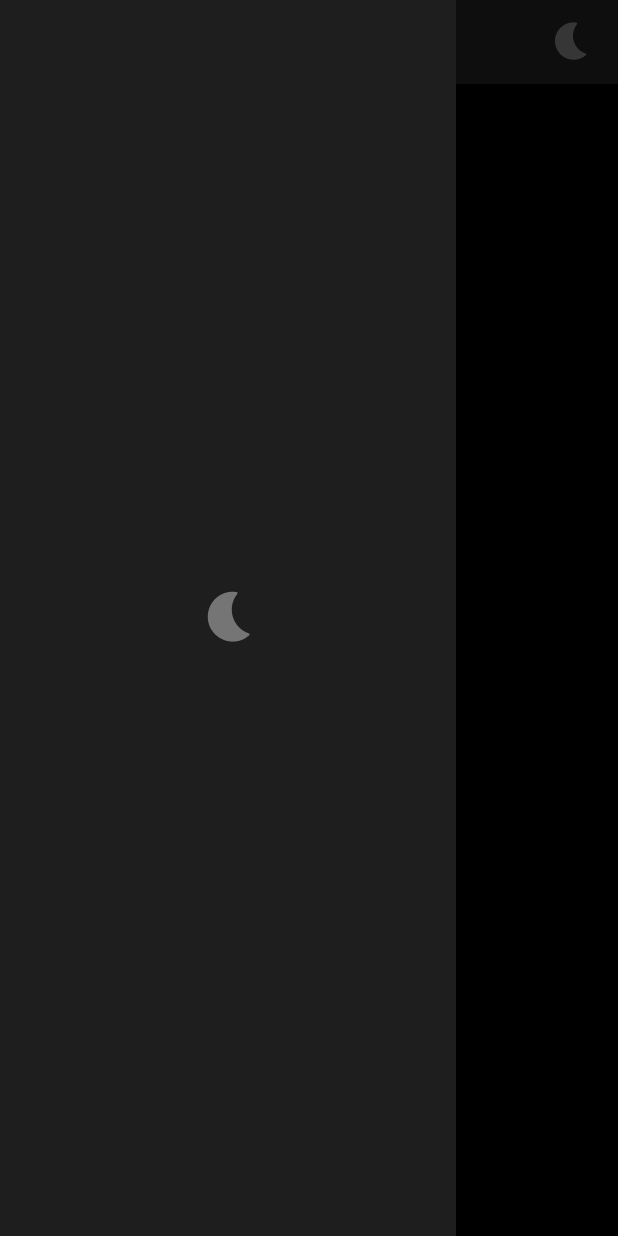
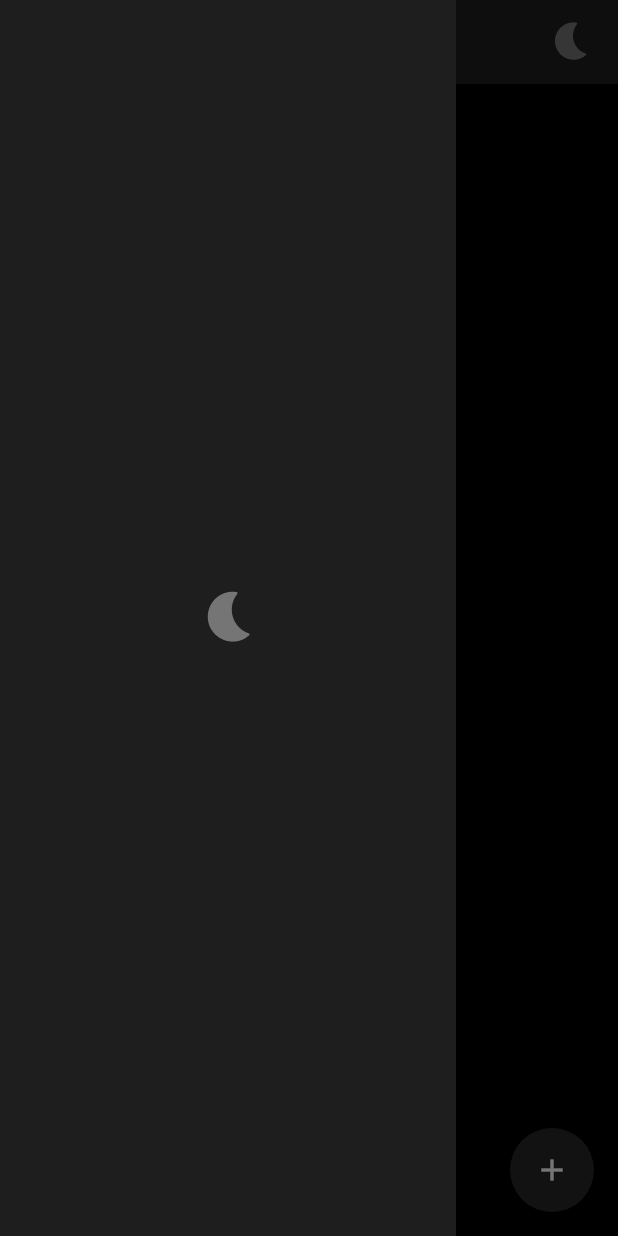
Before and after one commit to Zimil-Patel/minimal_habit_tracker, a Flutter app: the screen it shows after launch, with the side drawer open, on a phone screen of 412 x 824 dp. Run offline on Flutter 3.47's test engine with Material 3 defaults, Android fonts, the phone set to English and light mode, and no system bars; our stand-ins replace isar, shared_preferences; accounts and stored records are empty; generated files the repository leaves out were written again.

Commit message:
28-05-2024

```diff
--- a/lib/pages/home_page.dart
+++ b/lib/pages/home_page.dart
@@ -1,6 +1,6 @@
 import 'package:flutter/material.dart';
-import 'package:minimal_habi_tracker/pages/components/app_bar.dart';
-import 'package:minimal_habi_tracker/pages/components/side_drawer.dart';
+import 'package:minimal_habi_tracker/components/app_bar.dart';
+import 'package:minimal_habi_tracker/components/side_drawer.dart';
 
 class HomePage extends StatelessWidget {
   const HomePage({super.key});
@@ -11,8 +11,22 @@ class HomePage extends StatelessWidget {
 
     return Scaffold(
       key: scaffoldKey,
+      // APPBAR
       appBar: apppBar(scaffoldKey),
+
+      // DRAWER
       drawer: const SideDrawer(),
+
+      // FLAOTING ACTION BUTTON
+      floatingActionButton: FloatingActionButton(
+        backgroundColor: Theme.of(context).colorScheme.tertiary,
+        onPressed: () {},
+        shape: const CircleBorder(),
+        child: Icon(
+          Icons.add,
+          color: Theme.of(context).colorScheme.onSurface,
+        ),
+      ),
     );
   }
 }
--- a/lib/theme/dark_theme_data.dart
+++ b/lib/theme/dark_theme_data.dart
@@ -9,6 +9,7 @@ ThemeData darkTheme = ThemeData(
     tertiary: const Color(0xff272727),
     inversePrimary: const Color.fromARGB(255, 247, 95, 95),
     surface: const Color(0xff1e1e1e),
+    onSurface: Colors.white,
   ),
 
   // BY DEFAULT APP BAR THEME
--- a/lib/theme/light_theme_data.dart
+++ b/lib/theme/light_theme_data.dart
@@ -9,6 +9,7 @@ ThemeData lightTheme = ThemeData(
     tertiary: Colors.white,
     inversePrimary: Colors.grey.shade900,
     surface: const Color(0xfff1f3f4),
+    onSurface: Colors.black,
   ),
 
   // BY DEFAULT APP BAR THEME
```
Also changed, not shown: lib/main.dart (+5 -6 lines), lib/components/app_bar.dart (renamed from lib/pages/components/app_bar.dart), lib/components/side_drawer.dart (renamed from lib/pages/components/side_drawer.dart).
